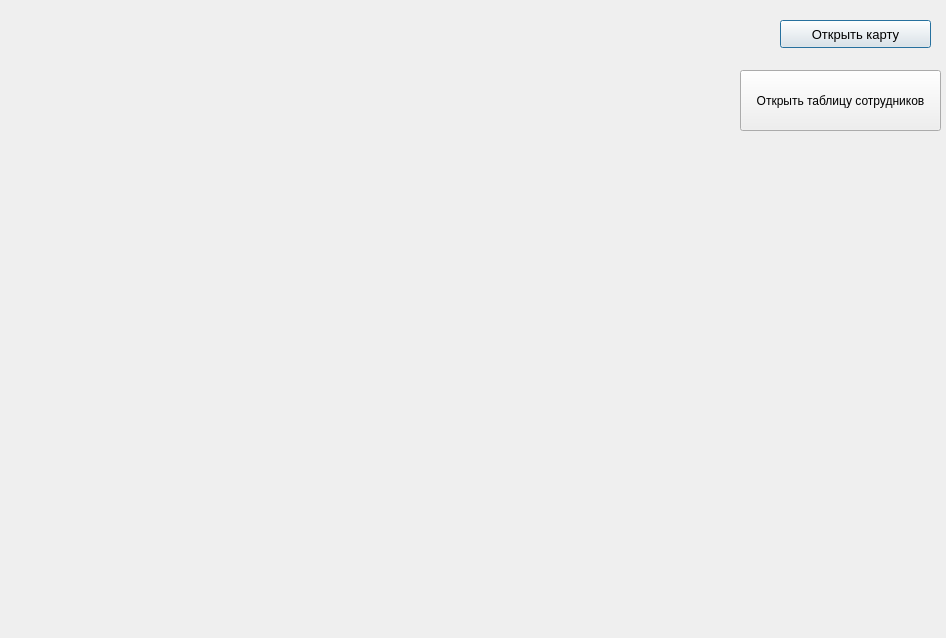
This is OrderCreation.ui in FediiBohdan/TechService as Qt 5 draws it before an edit. The edited form follows.
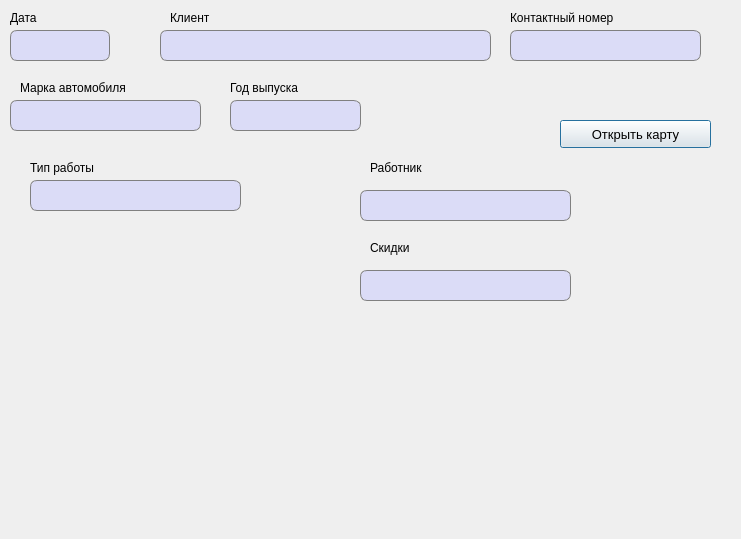
This is the edited form. Icons and pictures are not drawn.

Commit message: added another one table to DB + updated SparePartsTable class + some GUI redesign

Diff of the .ui file:
```diff
--- a/OrderCreation.ui
+++ b/OrderCreation.ui
@@ -6,8 +6,8 @@
    <rect>
     <x>0</x>
     <y>0</y>
-    <width>946</width>
-    <height>638</height>
+    <width>741</width>
+    <height>539</height>
    </rect>
   </property>
   <property name="windowTitle">
@@ -20,8 +20,8 @@
   <widget class="QPushButton" name="pushButton">
    <property name="geometry">
     <rect>
-     <x>780</x>
-     <y>20</y>
+     <x>560</x>
+     <y>120</y>
      <width>151</width>
      <height>28</height>
     </rect>
@@ -39,17 +39,304 @@
      <normaloff>:/mapMarker1.png</normaloff>:/mapMarker1.png</iconset>
    </property>
   </widget>
-  <widget class="QPushButton" name="openStaffTable">
+  <widget class="QLineEdit" name="lineEdit">
    <property name="geometry">
     <rect>
-     <x>740</x>
-     <y>70</y>
-     <width>201</width>
-     <height>61</height>
+     <x>10</x>
+     <y>100</y>
+     <width>191</width>
+     <height>31</height>
     </rect>
    </property>
+   <property name="font">
+    <font>
+     <pointsize>10</pointsize>
+    </font>
+   </property>
+   <property name="styleSheet">
+    <string notr="true">QLineEdit {
+	border: 1px solid gray;
+    border-radius: 7px;
+    background-color: #dbdcf7;
+	padding-left: 3px;
+}</string>
+   </property>
+  </widget>
+  <widget class="QLineEdit" name="lineEdit_2">
+   <property name="geometry">
+    <rect>
+     <x>230</x>
+     <y>100</y>
+     <width>131</width>
+     <height>31</height>
+    </rect>
+   </property>
+   <property name="font">
+    <font>
+     <pointsize>10</pointsize>
+    </font>
+   </property>
+   <property name="styleSheet">
+    <string notr="true">QLineEdit {
+	border: 1px solid gray;
+    border-radius: 7px;
+    background-color: #dbdcf7;
+	padding-left: 3px;
+}</string>
+   </property>
    <property name="text">
-    <string>Открыть таблицу сотрудников</string>
+    <string/>
+   </property>
+  </widget>
+  <widget class="QLineEdit" name="lineEdit_3">
+   <property name="geometry">
+    <rect>
+     <x>30</x>
+     <y>180</y>
+     <width>211</width>
+     <height>31</height>
+    </rect>
+   </property>
+   <property name="font">
+    <font>
+     <pointsize>10</pointsize>
+    </font>
+   </property>
+   <property name="styleSheet">
+    <string notr="true">QLineEdit {
+	border: 1px solid gray;
+    border-radius: 7px;
+    background-color: #dbdcf7;
+	padding-left: 3px;
+}</string>
+   </property>
+  </widget>
+  <widget class="QLineEdit" name="lineEdit_4">
+   <property name="geometry">
+    <rect>
+     <x>360</x>
+     <y>270</y>
+     <width>211</width>
+     <height>31</height>
+    </rect>
+   </property>
+   <property name="font">
+    <font>
+     <pointsize>10</pointsize>
+    </font>
+   </property>
+   <property name="styleSheet">
+    <string notr="true">QLineEdit {
+	border: 1px solid gray;
+    border-radius: 7px;
+    background-color: #dbdcf7;
+	padding-left: 3px;
+}</string>
+   </property>
+  </widget>
+  <widget class="QLineEdit" name="lineEdit_5">
+   <property name="geometry">
+    <rect>
+     <x>360</x>
+     <y>190</y>
+     <width>211</width>
+     <height>31</height>
+    </rect>
+   </property>
+   <property name="font">
+    <font>
+     <pointsize>10</pointsize>
+    </font>
+   </property>
+   <property name="styleSheet">
+    <string notr="true">QLineEdit {
+	border: 1px solid gray;
+    border-radius: 7px;
+    background-color: #dbdcf7;
+	padding-left: 3px;
+}</string>
+   </property>
+  </widget>
+  <widget class="QLineEdit" name="lineEdit_6">
+   <property name="geometry">
+    <rect>
+     <x>160</x>
+     <y>30</y>
+     <width>331</width>
+     <height>31</height>
+    </rect>
+   </property>
+   <property name="font">
+    <font>
+     <pointsize>10</pointsize>
+    </font>
+   </property>
+   <property name="styleSheet">
+    <string notr="true">QLineEdit {
+	border: 1px solid gray;
+    border-radius: 7px;
+    background-color: #dbdcf7;
+	padding-left: 3px;
+}</string>
+   </property>
+  </widget>
+  <widget class="QLabel" name="label">
+   <property name="geometry">
+    <rect>
+     <x>20</x>
+     <y>80</y>
+     <width>121</width>
+     <height>16</height>
+    </rect>
+   </property>
+   <property name="text">
+    <string>Марка автомобиля</string>
+   </property>
+  </widget>
+  <widget class="QLabel" name="label_2">
+   <property name="geometry">
+    <rect>
+     <x>230</x>
+     <y>80</y>
+     <width>121</width>
+     <height>16</height>
+    </rect>
+   </property>
+   <property name="text">
+    <string>Год выпуска</string>
+   </property>
+  </widget>
+  <widget class="QLabel" name="label_3">
+   <property name="geometry">
+    <rect>
+     <x>170</x>
+     <y>10</y>
+     <width>121</width>
+     <height>16</height>
+    </rect>
+   </property>
+   <property name="text">
+    <string>Клиент</string>
+   </property>
+  </widget>
+  <widget class="QLabel" name="label_4">
+   <property name="geometry">
+    <rect>
+     <x>30</x>
+     <y>160</y>
+     <width>121</width>
+     <height>16</height>
+    </rect>
+   </property>
+   <property name="text">
+    <string>Тип работы</string>
+   </property>
+  </widget>
+  <widget class="QLabel" name="label_5">
+   <property name="geometry">
+    <rect>
+     <x>370</x>
+     <y>160</y>
+     <width>71</width>
+     <height>16</height>
+    </rect>
+   </property>
+   <property name="text">
+    <string>Работник</string>
+   </property>
+  </widget>
+  <widget class="QLabel" name="label_6">
+   <property name="geometry">
+    <rect>
+     <x>370</x>
+     <y>240</y>
+     <width>71</width>
+     <height>16</height>
+    </rect>
+   </property>
+   <property name="text">
+    <string>Скидки</string>
+   </property>
+  </widget>
+  <widget class="QLineEdit" name="lineEdit_7">
+   <property name="geometry">
+    <rect>
+     <x>510</x>
+     <y>30</y>
+     <width>191</width>
+     <height>31</height>
+    </rect>
+   </property>
+   <property name="font">
+    <font>
+     <pointsize>10</pointsize>
+    </font>
+   </property>
+   <property name="styleSheet">
+    <string notr="true">QLineEdit {
+	border: 1px solid gray;
+    border-radius: 7px;
+    background-color: #dbdcf7;
+	padding-left: 3px;
+}</string>
+   </property>
+   <property name="text">
+    <string/>
+   </property>
+  </widget>
+  <widget class="QLabel" name="label_7">
+   <property name="geometry">
+    <rect>
+     <x>510</x>
+     <y>10</y>
+     <width>121</width>
+     <height>16</height>
+    </rect>
+   </property>
+   <property name="text">
+    <string>Контактный номер</string>
+   </property>
+  </widget>
+  <widget class="QLineEdit" name="lineEdit_8">
+   <property name="geometry">
+    <rect>
+     <x>10</x>
+     <y>30</y>
+     <width>100</width>
+     <height>31</height>
+    </rect>
+   </property>
+   <property name="maximumSize">
+    <size>
+     <width>100</width>
+     <height>16777215</height>
+    </size>
+   </property>
+   <property name="font">
+    <font>
+     <pointsize>10</pointsize>
+    </font>
+   </property>
+   <property name="styleSheet">
+    <string notr="true">QLineEdit {
+	border: 1px solid gray;
+    border-radius: 7px;
+    background-color: #dbdcf7;
+	padding-left: 3px;
+}</string>
+   </property>
+  </widget>
+  <widget class="QLabel" name="label_8">
+   <property name="geometry">
+    <rect>
+     <x>10</x>
+     <y>10</y>
+     <width>71</width>
+     <height>16</height>
+    </rect>
+   </property>
+   <property name="text">
+    <string>Дата</string>
    </property>
   </widget>
  </widget>
```
The commit also changes 8 other files.
